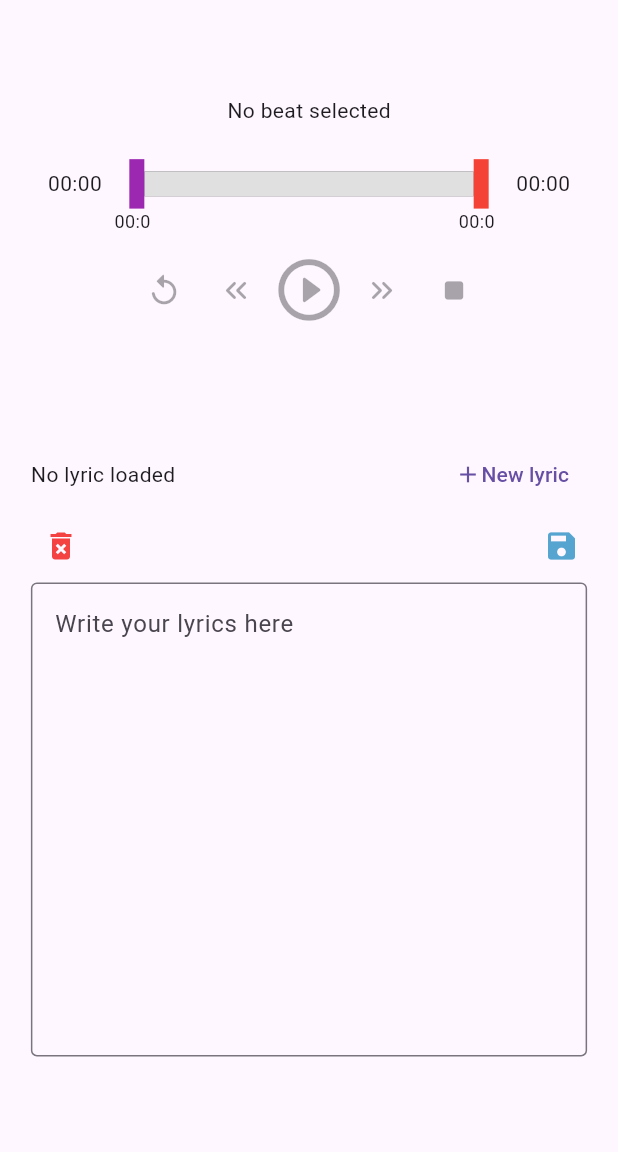
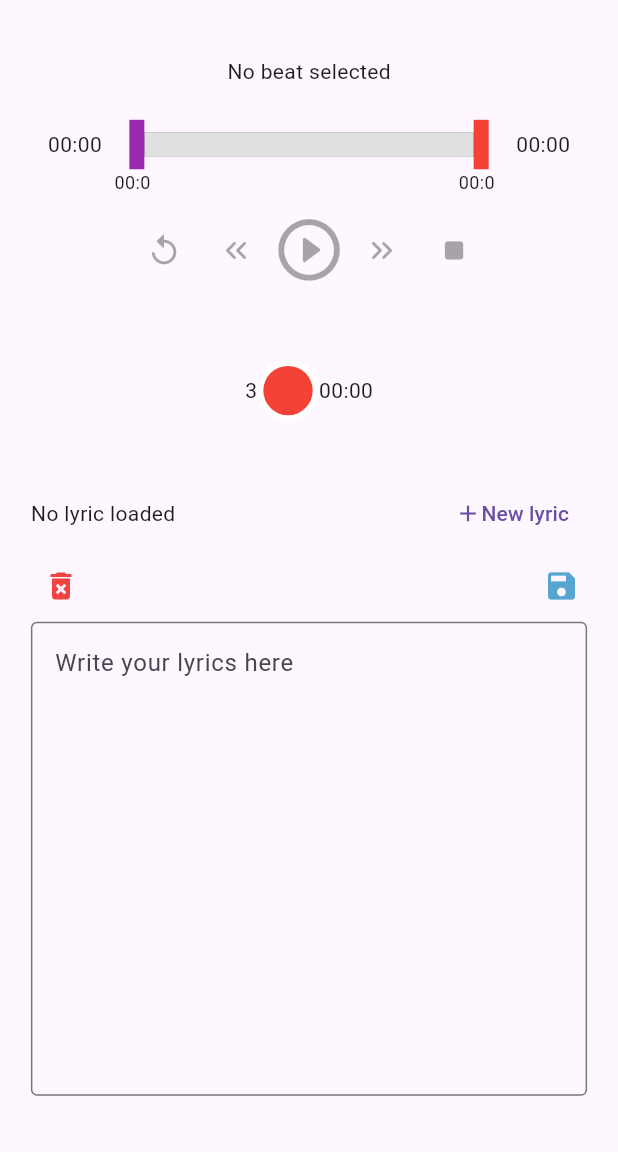
Before and after one commit to Catonzio/rap_edit, a Flutter app: the screen it shows after launch, on a phone screen of 412 x 824 dp, the part 84-1236 px from its top. Run offline on Flutter 3.47's test engine with Material 3 defaults, Android fonts, the phone set to English and light mode, and no system bars; drawn by our look-alikes of auto_size_text; our stand-ins replace audioplayers, connectivity_plus, file_picker, get, get_storage; project files that could hold a hidden picture were left out.

Commit message:
started recorder widget

```diff
--- a/app/lib/data/bindings/home_bindings.dart
+++ b/app/lib/data/bindings/home_bindings.dart
@@ -1,4 +1,5 @@
 import 'package:get/get.dart';
+import 'package:rap_edit/data/controllers/domain_controllers/record_controller.dart';
 import 'package:rap_edit/data/controllers/pages_controllers/home_controller.dart';
 import 'package:rap_edit/data/controllers/domain_controllers/music_controller.dart';
 import 'package:rap_edit/data/controllers/domain_controllers/writer_controller.dart';
@@ -15,6 +16,8 @@ class HomeBindings implements Bindings {
     WriterController writerController =
         Get.put<WriterController>(WriterController());
 
+    Get.lazyPut(() => RecorderController());
+
     Get.lazyPut<HomeController>(
         () => HomeController(
               musicController: musicController,
--- a/app/lib/data/controllers/domain_controllers/record_controller.dart
+++ b/app/lib/data/controllers/domain_controllers/record_controller.dart
@@ -1,5 +1,52 @@
+import 'dart:async';
+
 import 'package:get/get.dart';
 
 class RecorderController extends GetxController {
   static final RecorderController to = Get.find<RecorderController>();
+
+  static const Duration countdownDuration = Duration(seconds: 3);
+
+  final RxBool _isRecording = false.obs;
+  bool get isRecording => _isRecording.value;
+  set isRecording(bool value) => _isRecording.value = value;
+
+  final Rx<Duration> _countdown = Duration.zero.obs;
+  Duration get countdown => _countdown.value;
+  set countdown(Duration value) => _countdown.value = value;
+
+  final Rx<Duration> _counter = Duration.zero.obs;
+  Duration get counter => _counter.value;
+  set counter(Duration value) => _counter.value = value;
+
+  Timer? counterTimer;
+  Timer? countdownTimer;
+
+  void startRecording() {
+    const oneSecond = Duration(seconds: 1);
+    counterTimer = Timer.periodic(const Duration(seconds: 1), (timer) {
+      if (countdown < countdownDuration) {
+        countdown = countdown + oneSecond;
+      } else {
+        isRecording = true;
+        counter = counter + oneSecond;
+      }
+    });
+    // countdownTimer = Timer(const Duration(seconds: countdownDuration), () {
+    //   counterTimer = Timer.periodic(const Duration(seconds: 1), (timer) {
+    //     counter = counter + const Duration(seconds: 1);
+    //   });
+    //   isRecording = true;
+    // });
+  }
+
+  void stopRecording() {
+    countdownTimer?.cancel();
+    countdownTimer = null;
+    counterTimer?.cancel();
+    counterTimer = null;
+    counter = Duration.zero;
+    countdown = Duration.zero;
+    isRecording = false;
+  }
 }
--- a/app/lib/ui/pages/home_page.dart
+++ b/app/lib/ui/pages/home_page.dart
@@ -1,6 +1,7 @@
 import 'package:flutter/material.dart';
 import 'package:get/get.dart';
 import 'package:rap_edit/ui/widgets/player/player_widget.dart';
+import 'package:rap_edit/ui/widgets/recording_widget.dart';
 import 'package:rap_edit/ui/widgets/writer_widget.dart';
 import 'package:rap_edit/utils/constants.dart';
 
@@ -9,6 +10,8 @@ class HomePage extends StatelessWidget {
 
   @override
   Widget build(BuildContext context) {
+    final double recordingSize =
+        Size(context.width * 0.1, context.height * 0.1).shortestSide;
     return Scaffold(
       appBar: AppBar(
         title: const Text("Writing Page"),
@@ -32,6 +35,7 @@ class HomePage extends StatelessWidget {
                     height: context.height * 0.2,
                     width: context.width,
                   ),
+                  RecordingWidget(width: recordingSize, height: recordingSize),
                   WriterWidget(
                     height: context.height * 0.5,
                     width: context.width * 0.9,
--- /dev/null
+++ b/app/lib/ui/widgets/recording_widget.dart
@@ -0,0 +1,126 @@
+import 'package:auto_size_text/auto_size_text.dart';
+import 'package:flutter/material.dart';
+import 'package:get/get.dart';
+import 'package:rap_edit/data/controllers/domain_controllers/record_controller.dart';
+import 'package:rap_edit/utils/extensions/duration_extension.dart';
+
+class RecordingWidget extends StatelessWidget {
+  final double width;
+  final double height;
+
+  const RecordingWidget({super.key, required this.width, required this.height});
+
+  @override
+  Widget build(BuildContext context) {
+    final RecorderController controller = RecorderController.to;
+    double circleInnerFraction = 0.8;
+    double squareInnerFraction = 0.65;
+    return GetX<RecorderController>(
+      builder: (controller) {
+        return Row(
+          children: [
+            Obx(() => Text(
+                (RecorderController.countdownDuration - controller.countdown)
+                    .inSeconds
+                    .toString())),
+            InkWell(
+              onTap: () {
+                // if it's counting down, don't do anything
+                if (controller.countdownTimer?.isActive ?? false) return;
+                controller.isRecording
+                    ? controller.stopRecording()
+                    : controller.startRecording();
+              },
+              child: Stack(
+                children: [
+                  Container(
+                    width: width,
+                    height: height,
+                    decoration: const BoxDecoration(
+                      color: Colors.white,
+                      shape: BoxShape.circle,
+                    ),
+                  ),
+                  Obx(() => controller.isRecording
+                      ? Positioned(
+                          top: height * (1 - squareInnerFraction) / 2,
+                          left: width * (1 - squareInnerFraction) / 2,
+                          child: SquareContainer(
+                            width: width * squareInnerFraction,
+                            height: height * squareInnerFraction,
+                          ),
+                        )
+                      : Positioned(
+                          top: height * (1 - circleInnerFraction) / 2,
+                          left: width * (1 - circleInnerFraction) / 2,
+                          child: CircularContainer(
+                            width: width * circleInnerFraction,
+                            height: height * circleInnerFraction,
+                          ),
+                        )),
+                  // Obx(() => Positioned(
+                  //     top: height / 2 - 10,
+                  //     left: width / 2 - 5,
+                  //     child: AutoSizeText(
+                  //       "${(RecorderController.countdownDuration - controller.countdown).inSeconds}",
+                  //       maxLines: 1,
+                  //     ))),
+                  controller.counterTimer != null &&
+                          (controller.counterTimer?.isActive ?? false) &&
+                          !controller.isRecording
+                      ? Positioned.fill(
+                          child: AutoSizeText(
+                          "${(RecorderController.countdownDuration - controller.countdown).inSeconds}",
+                          maxLines: 1,
+                        ))
+                      : const SizedBox.shrink()
+                ],
+              ),
+            ),
+            Obx(() => AutoSizeText(
+                  controller.counter.formattedDuration,
+                  maxLines: 1,
+                ))
+          ],
+        );
+      },
+    );
+  }
+}
+
+class CircularContainer extends StatelessWidget {
+  final double width;
+  final double height;
+
+  const CircularContainer(
+      {super.key, required this.width, required this.height});
+
+  @override
+  Widget build(BuildContext context) {
+    return Container(
+      width: width,
+      height: height,
+      decoration: const BoxDecoration(
+        color: Colors.red,
+        shape: BoxShape.circle,
+      ),
+    );
+  }
+}
+
+class SquareContainer extends StatelessWidget {
+  final double width;
+  final double height;
+
+  const SquareContainer({super.key, required this.width, required this.height});
+
+  @override
+  Widget build(BuildContext context) {
+    return Container(
+        width: width,
+        height: height,
+        decoration: const BoxDecoration(
+          color: Colors.red,
+        ));
+  }
+}
```
